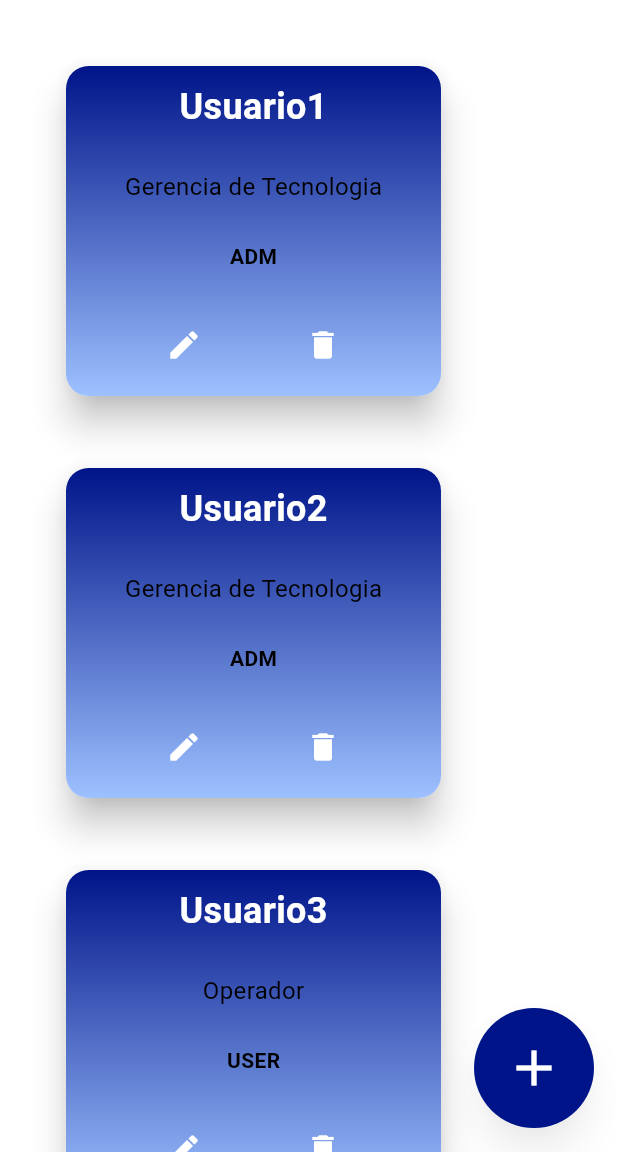
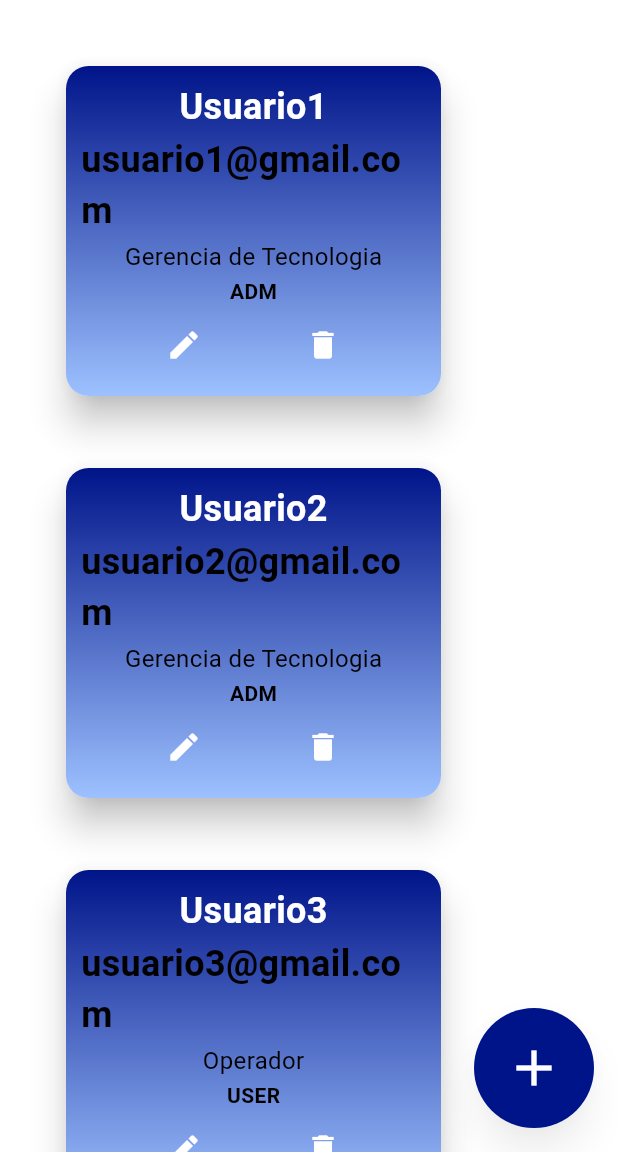
Before and after one commit to murilomolina/PI_Metro, a Flutter app: the ControleUsuarios screen opened directly, on a phone screen of 412 x 824 dp, the part 84-1236 px from its top. Run offline on Flutter 3.47's test engine with Material 3 defaults, Android fonts, the phone set to English and light mode, and no system bars; our stand-ins replace flutter_dotenv, flutter_login, permission_handler, qr_flutter; missing offline and left inert: mongo_dart, qr_bar_code_scanner_dialog.

Commit message:
inserção de campo de email para o usuario.

```diff
--- a/metro_web/lib/pages/controle_usuarios.dart
+++ b/metro_web/lib/pages/controle_usuarios.dart
@@ -25,13 +25,13 @@ class ControleUsuarios extends StatelessWidget {
                 spacing: 40.0,
                 runSpacing: 40.0,
                 children: [
-                  Cardusuario(usuario: 'Usuario1', funcao: 'ADM', ocupacao: 'Gerencia de Tecnologia'),
-                  Cardusuario(usuario: 'Usuario2', funcao: 'ADM', ocupacao: 'Gerencia de Tecnologia'),
-                  Cardusuario(usuario: 'Usuario3', funcao: 'USER', ocupacao: 'Operador'),
-                  Cardusuario(usuario: 'Usuario4', funcao: 'USER', ocupacao: 'Operador'),
-                  Cardusuario(usuario: 'Usuario5', funcao: 'USER', ocupacao: 'Operador'),
-                  Cardusuario(usuario: 'Usuario6', funcao: 'USER', ocupacao: 'Operador'),
-                  Cardusuario(usuario: 'Usuario7', funcao: 'USER', ocupacao: 'Operador'),
+                  Cardusuario(usuario: 'Usuario1', email: 'usuario1@gmail.com', funcao: 'ADM', ocupacao: 'Gerencia de Tecnologia'),
+                  Cardusuario(usuario: 'Usuario2', email: 'usuario2@gmail.com', funcao: 'ADM', ocupacao: 'Gerencia de Tecnologia'),
+                  Cardusuario(usuario: 'Usuario3', email: 'usuario3@gmail.com', funcao: 'USER', ocupacao: 'Operador'),
+                  Cardusuario(usuario: 'Usuario4', email: 'usuario4@gmail.com', funcao: 'USER', ocupacao: 'Operador'),
+                  Cardusuario(usuario: 'Usuario5', email: 'usuario5@gmail.com', funcao: 'USER', ocupacao: 'Operador'),
+                  Cardusuario(usuario: 'Usuario6', email: 'usuario6@gmail.com', funcao: 'USER', ocupacao: 'Operador'),
+                  Cardusuario(usuario: 'Usuario7', email: 'usuario7@gmail.com', funcao: 'USER', ocupacao: 'Operador'),
                 ],
               ),
             ],
@@ -64,9 +64,11 @@ class ControleUsuarios extends StatelessWidget {
   // Método para mostrar o diálogo de adição de usuário
   void _showAddUserDialog(BuildContext context) {
     final TextEditingController usuarioController = TextEditingController();
+    final TextEditingController emailController = TextEditingController();
     final TextEditingController senhaController = TextEditingController();
     final TextEditingController ocupacaoController = TextEditingController();
     final TextEditingController funcaoController = TextEditingController();
+
     var mongoUsersConnection = MongoUsersConnection();
 
     showDialog(
@@ -81,6 +83,10 @@ class ControleUsuarios extends StatelessWidget {
                 TextField(
                   controller: usuarioController,
                   decoration: const InputDecoration(labelText: 'Nome de Usuário'),
+                ),
+                TextField(
+                  controller: emailController,
+                  decoration: const InputDecoration(labelText: 'E-mail do Usuário'),
                 ),
                 TextField(
                   controller: senhaController,
@@ -107,7 +113,7 @@ class ControleUsuarios extends StatelessWidget {
                 await mongoUsersConnection.connect();
 
                 // Adicionar um documento ao banco de dados
-                await mongoUsersConnection.addDocument(usuarioController.text, senhaController.text, ocupacaoController.text , funcaoController.text);
+                await mongoUsersConnection.addUsuario(usuarioController.text, emailController.text, senhaController.text, ocupacaoController.text , funcaoController.text);
 
                 await mongoUsersConnection.close();
 
--- a/metro_web/lib/widgets/card_usuario.dart
+++ b/metro_web/lib/widgets/card_usuario.dart
@@ -2,10 +2,11 @@ import 'package:flutter/material.dart';
 
 class Cardusuario extends StatelessWidget {
   final String usuario;
+  final String email;
   final String funcao;
   final String ocupacao;
 
-  const Cardusuario({super.key, required this.usuario, required this.funcao, required this.ocupacao});
+  const Cardusuario({super.key, required this.usuario, required this.funcao, required this.ocupacao, required this.email});
 
   @override
   Widget build(BuildContext context) {
@@ -39,6 +40,14 @@ class Cardusuario extends StatelessWidget {
                 fontSize: 24,
                 fontWeight: FontWeight.bold,
                 color: Colors.white,
+              ),
+            ),
+            Text(
+              email,
+              style: const TextStyle(
+                fontSize: 24,
+                fontWeight: FontWeight.bold,
+                color: Colors.black,
               ),
             ),
             Text(
```
Also changed, not shown: metro_web/lib/database/mongo_users_connection.dart (+5 -3 lines), 2 other files.
